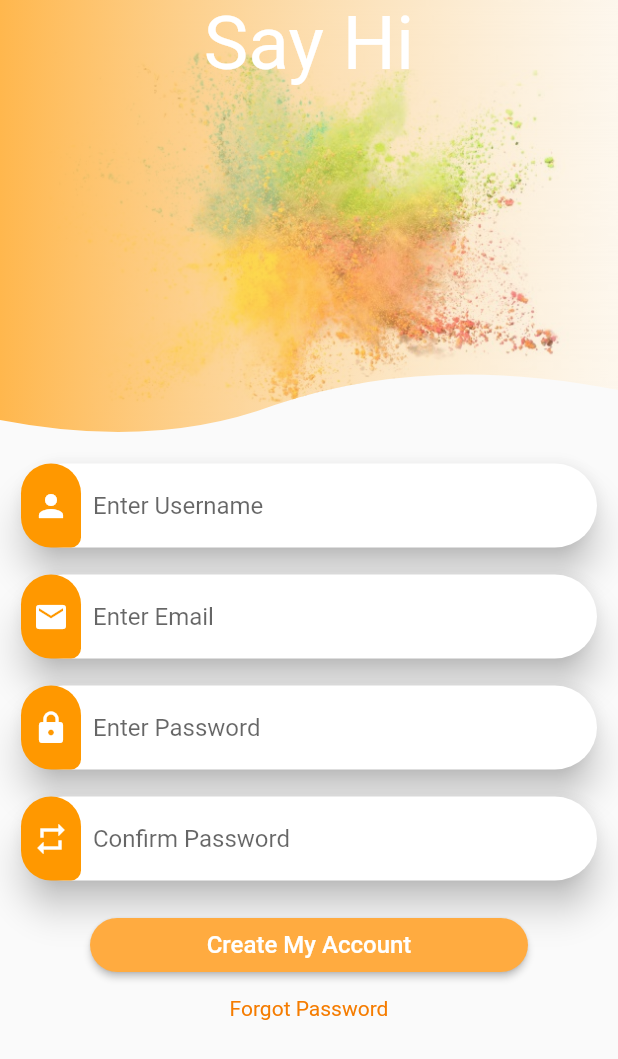
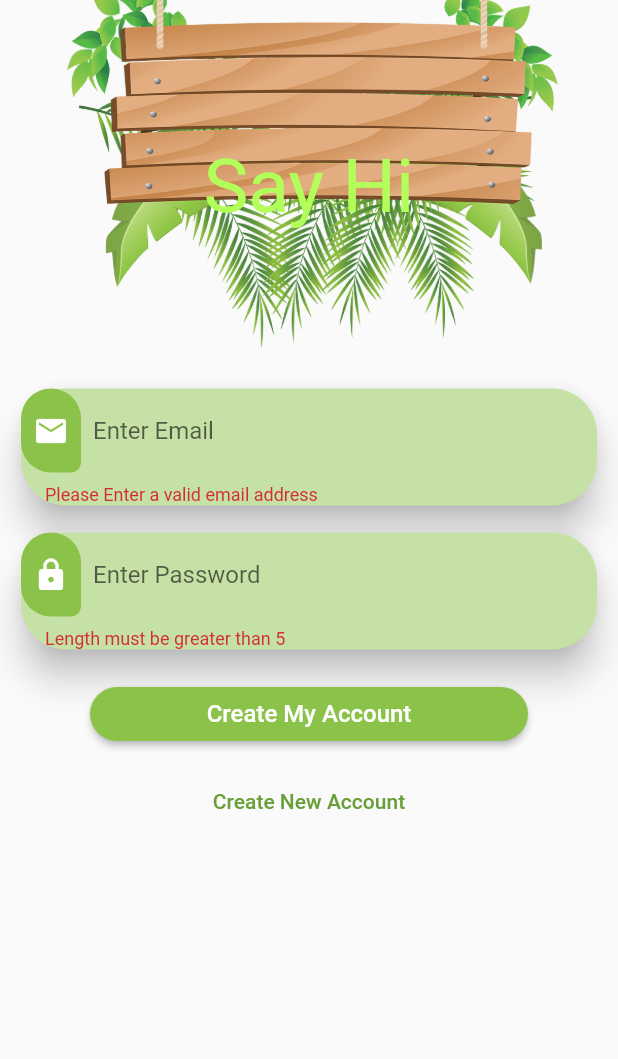
Before and after one commit to Thusatharan/Say-Hi, a Flutter app: the screen it shows after launch, after a tap on "Create My Account", on a phone screen of 412 x 824 dp. Shown: the top 1059 px of the screen. Run offline on Flutter 3.47's test engine with Material 2 defaults, Android fonts, the phone set to English and light mode, and no system bars; our stand-ins replace cloud_firestore, flutter_custom_clippers; accounts and stored records are empty.

```diff
--- a/lib/main.dart
+++ b/lib/main.dart
@@ -1,3 +1,5 @@
+import 'package:SayHi/screens/chat_screen.dart';
+
 import './screens/auth_screen.dart';
 import 'package:flutter/material.dart';
 
@@ -12,9 +14,9 @@ class MyApp extends StatelessWidget {
     return MaterialApp(
       title: 'Flutter Demo',
       theme: ThemeData(
-        primarySwatch: Colors.orange,
-        primaryColor: Colors.orange,
-        accentColor: Colors.orangeAccent,
+        primarySwatch: Colors.lightGreen,
+        primaryColor: Colors.lightGreen,
+        accentColor: Colors.greenAccent,
         visualDensity: VisualDensity.adaptivePlatformDensity,
       ),
       home: AuthenticationScreen(),
--- a/lib/widgets/authwidget.dart
+++ b/lib/widgets/authwidget.dart
@@ -1,47 +1,73 @@
 import 'package:flutter/material.dart';
 import 'package:flutter_custom_clippers/flutter_custom_clippers.dart';
 
-class AuthWidget extends StatelessWidget {
+class AuthWidget extends StatefulWidget {
+  @override
+  _AuthWidgetState createState() => _AuthWidgetState();
+}
+
+class _AuthWidgetState extends State<AuthWidget> {
+  final _formKey = GlobalKey<FormState>();
+
+  var _isLogin = true;
+  var userEmail = "";
+
+  var userName = "";
+
+  var userPassword = "";
+
+  void _trySubmit() {
+    final isValid = _formKey.currentState.validate();
+    FocusScope.of(context).unfocus();
+
+    if (isValid) {
+      _formKey.currentState.save();
+      print(userName);
+      print(userPassword);
+      print(userEmail);
+    }
+  }
+
   @override
   Widget build(BuildContext context) {
     return SingleChildScrollView(
       child: Column(
         children: [
           Stack(
-            children: [
-              ClipPath(
-                clipper: WaveClipperTwo(),
-                child: Container(
-                  foregroundDecoration: BoxDecoration(
-                    gradient: LinearGradient(colors: [
-                      Colors.orange[300],
-                      Color.fromRGBO(247, 216, 166, 0.2),
-                    ]),
-                  ),
+            alignment: AlignmentDirectional.center,
+            children: <Widget>[
+              Container(
                 decoration: BoxDecoration(
                     image: DecorationImage(
-                          image: AssetImage('assets/images/bg.jpg'),
+                        image: AssetImage('assets/images/hanging.png'),
                         fit: BoxFit.cover)),
-                  height: 300,
+                height: 250,
                 width: double.infinity,
-                ),
               ),
               Center(
                 child: Text(
                   'Say Hi',
-                  style: TextStyle(color: Colors.white, fontSize: 50),
+                  style:
+                      TextStyle(color: Colors.lightGreenAccent, fontSize: 50),
                 ),
               ),
             ],
           ),
+          Form(
+            key: _formKey,
+            child: Column(
+              children: [
+                if (!_isLogin)
                   Padding(
-            padding:
-                const EdgeInsets.symmetric(vertical: 5.0, horizontal: 10.0),
+                    padding: const EdgeInsets.symmetric(
+                        vertical: 5.0, horizontal: 10.0),
                     child: Card(
                       elevation: 10,
+                      color: Colors.lightGreen[200],
                       shape: RoundedRectangleBorder(
                           borderRadius: BorderRadius.circular(30.0)),
                       child: TextFormField(
+                        key: ValueKey('userame'),
                         validator: (value) {
                           if (value.isEmpty || value.length < 3) {
                             return "This username is very short";
@@ -50,13 +76,13 @@ class AuthWidget extends StatelessWidget {
                         },
                         cursorHeight: 20,
                         decoration: InputDecoration(
-                    fillColor: Colors.amber,
+                          fillColor: Theme.of(context).primaryColor,
                           contentPadding: EdgeInsets.all(16.0),
                           prefixIcon: Container(
                             padding: EdgeInsets.only(top: 16.0, bottom: 16.0),
                             margin: EdgeInsets.only(right: 8.0),
                             decoration: BoxDecoration(
-                        color: Colors.orange,
+                              color: Theme.of(context).primaryColor,
                               borderRadius: BorderRadius.only(
                                 topLeft: Radius.circular(30.0),
                                 topRight: Radius.circular(30.0),
@@ -70,18 +96,25 @@ class AuthWidget extends StatelessWidget {
                             ),
                           ),
                           hintText: "Enter Username",
-                    border: OutlineInputBorder(borderSide: BorderSide.none)),
+                          border:
+                              OutlineInputBorder(borderSide: BorderSide.none),
+                        ),
+                        onSaved: (value) {
+                          userName = value;
+                        },
                       ),
                     ),
                   ),
                 Padding(
-            padding:
-                const EdgeInsets.symmetric(vertical: 5.0, horizontal: 10.0),
+                  padding: const EdgeInsets.symmetric(
+                      vertical: 5.0, horizontal: 10.0),
                   child: Card(
+                    color: Colors.lightGreen[200],
                     elevation: 10,
                     shape: RoundedRectangleBorder(
                         borderRadius: BorderRadius.circular(30.0)),
                     child: TextFormField(
+                      key: ValueKey('email'),
                       validator: (value) {
                         if (value.isEmpty || !value.contains('@')) {
                           return "Please Enter a valid email address";
@@ -96,7 +129,7 @@ class AuthWidget extends StatelessWidget {
                           padding: EdgeInsets.only(top: 16.0, bottom: 16.0),
                           margin: EdgeInsets.only(right: 8.0),
                           decoration: BoxDecoration(
-                        color: Colors.orange,
+                            color: Theme.of(context).primaryColor,
                             borderRadius: BorderRadius.only(
                               topLeft: Radius.circular(30.0),
                               topRight: Radius.circular(30.0),
@@ -110,18 +143,24 @@ class AuthWidget extends StatelessWidget {
                           ),
                         ),
                         hintText: "Enter Email",
-                    border: OutlineInputBorder(borderSide: BorderSide.none)),
+                        border: OutlineInputBorder(borderSide: BorderSide.none),
+                      ),
+                      onSaved: (value) {
+                        userEmail = value;
+                      },
                     ),
                   ),
                 ),
                 Padding(
-            padding:
-                const EdgeInsets.symmetric(vertical: 5.0, horizontal: 10.0),
+                  padding: const EdgeInsets.symmetric(
+                      vertical: 5.0, horizontal: 10.0),
                   child: Card(
+                    color: Colors.lightGreen[200],
                     elevation: 10,
                     shape: RoundedRectangleBorder(
                         borderRadius: BorderRadius.circular(30.0)),
                     child: TextFormField(
+                      key: ValueKey('password'),
                       validator: (value) {
                         if (value.isEmpty || value.length < 5) {
                           return "Length must be greater than 5";
@@ -136,7 +175,7 @@ class AuthWidget extends StatelessWidget {
                           padding: EdgeInsets.only(top: 16.0, bottom: 16.0),
                           margin: EdgeInsets.only(right: 8.0),
                           decoration: BoxDecoration(
-                        color: Colors.orange,
+                            color: Theme.of(context).primaryColor,
                             borderRadius: BorderRadius.only(
                               topLeft: Radius.circular(30.0),
                               topRight: Radius.circular(30.0),
@@ -150,19 +189,32 @@ class AuthWidget extends StatelessWidget {
                           ),
                         ),
                         hintText: "Enter Password",
-                    border: OutlineInputBorder(borderSide: BorderSide.none)),
+                        border: OutlineInputBorder(borderSide: BorderSide.none),
+                      ),
                       obscureText: true,
+                      onSaved: (value) {
+                        userPassword = value;
+                      },
                     ),
                   ),
                 ),
+                if (!_isLogin)
                   Padding(
-            padding:
-                const EdgeInsets.symmetric(vertical: 5.0, horizontal: 10.0),
+                    padding: const EdgeInsets.symmetric(
+                        vertical: 5.0, horizontal: 10.0),
                     child: Card(
+                      color: Colors.lightGreen[200],
                       elevation: 10,
                       shape: RoundedRectangleBorder(
                           borderRadius: BorderRadius.circular(30.0)),
                       child: TextFormField(
+                        key: ValueKey('confirmpassword'),
+                        validator: (value) {
+                          if (value.isEmpty || value != userPassword) {
+                            return "Password does not match";
+                          }
+                          return null;
+                        },
                         cursorHeight: 20,
                         decoration: InputDecoration(
                             fillColor: Colors.amber,
@@ -171,7 +223,7 @@ class AuthWidget extends StatelessWidget {
                               padding: EdgeInsets.only(top: 16.0, bottom: 16.0),
                               margin: EdgeInsets.only(right: 8.0),
                               decoration: BoxDecoration(
-                        color: Colors.orange,
+                                color: Theme.of(context).primaryColor,
                                 borderRadius: BorderRadius.only(
                                   topLeft: Radius.circular(30.0),
                                   topRight: Radius.circular(30.0),
@@ -185,7 +237,8 @@ class AuthWidget extends StatelessWidget {
                               ),
                             ),
                             hintText: "Confirm Password",
-                    border: OutlineInputBorder(borderSide: BorderSide.none)),
+                            border: OutlineInputBorder(
+                                borderSide: BorderSide.none)),
                         obscureText: true,
                       ),
                     ),
@@ -194,20 +247,30 @@ class AuthWidget extends StatelessWidget {
                   width: double.infinity,
                   padding: EdgeInsets.symmetric(horizontal: 60, vertical: 10),
                   child: RaisedButton(
-              color: Theme.of(context).accentColor,
+                    color: Theme.of(context).primaryColor,
                     textColor: Colors.white,
                     shape: RoundedRectangleBorder(
                         borderRadius: BorderRadius.circular(20.0)),
-              onPressed: () {},
+                    onPressed: _trySubmit,
                     child: Text(
-                'Create My Account',
+                      (_isLogin) ? 'Create My Account' : 'Start Chatting',
                       style: TextStyle(fontSize: 16),
                     ),
                   ),
                 ),
-          Text(
-            'Forgot Password',
+              ],
+            ),
+          ),
+          FlatButton(
+            child: Text(
+              (_isLogin) ? 'Create New Account' : 'Already have account',
               style: TextStyle(color: Theme.of(context).primaryColorDark),
+            ),
+            onPressed: () {
+              setState(() {
+                _isLogin = !_isLogin;
+              });
+            },
           )
         ],
       ),
--- a/pubspec.yaml
+++ b/pubspec.yaml
@@ -50,6 +50,8 @@ flutter:
   assets:
     - assets/images/Logopng.png
     - assets/images/bg.jpg
+    - assets/images/hanging.png
+    - assets/images/leaf.png
 
   # An image asset can refer to one or more resolution-specific "variants", see
   # https://flutter.dev/assets-and-images/#resolution-aware.
```
Also changed, not shown: assets/images/hanging.png (added), assets/images/leaf.png (added). Lines whose indentation alone changed are shown as unchanged.
